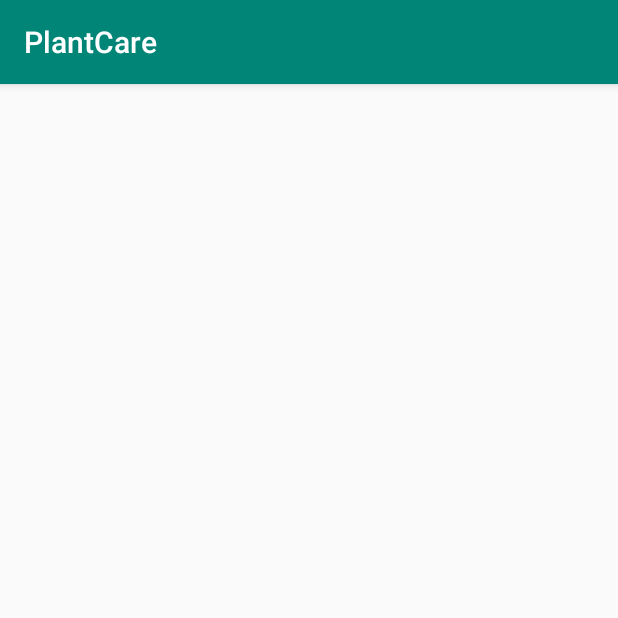
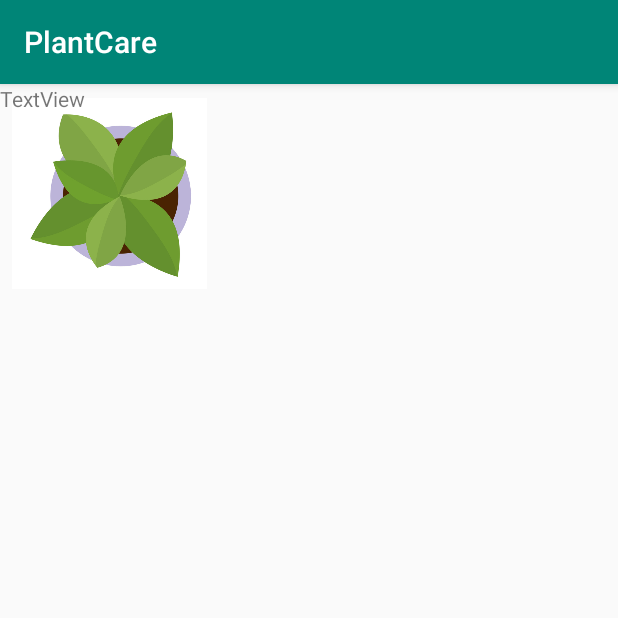
Before and after one commit to LiamSimons/Plant_Care, an Android app: the PlantProfile screen opened directly, with no data from a screen before it, on a phone screen of 412 x 824 dp, the top half of it. Run offline under Robolectric (Android 15) with nearby library versions, the phone set to English and light mode, and no system bars.

Commit message:
plant class

```diff
--- a/app/src/main/res/layout/activity_main.xml
+++ b/app/src/main/res/layout/activity_main.xml
@@ -39,7 +39,7 @@
         android:fontFamily="sans-serif-black"
         android:text="Plant Care"
         android:textAllCaps="false"
-        android:textSize="20sp"
+        android:textSize="30sp"
         android:textStyle="bold"
         app:layout_constraintEnd_toEndOf="parent"
         app:layout_constraintStart_toStartOf="parent"
--- a/app/src/main/res/layout/activity_plant_profile.xml
+++ b/app/src/main/res/layout/activity_plant_profile.xml
@@ -6,4 +6,21 @@
     android:layout_height="match_parent"
     tools:context=".PlantProfile">
 
+    <ImageView
+        android:id="@+id/imageView5"
+        android:layout_width="130dp"
+        android:layout_height="130dp"
+        android:layout_marginStart="8dp"
+        android:layout_marginTop="8dp"
+        app:layout_constraintStart_toStartOf="parent"
+        app:layout_constraintTop_toTopOf="parent"
+        app:srcCompat="@drawable/plantprofile" />
+
+    <TextView
+        android:id="@+id/textView2"
+        android:layout_width="wrap_content"
+        android:layout_height="wrap_content"
+        android:text="TextView"
+        tools:layout_editor_absoluteX="176dp"
+        tools:layout_editor_absoluteY="51dp" />
 </android.support.constraint.ConstraintLayout>
```
Also changed, not shown: app/src/main/java/Organizer.java (added, +13 -0 lines), app/src/main/java/Plant.java (added, +59 -0 lines), app/src/main/res/drawable-v24/plantprofile.PNG (added).
